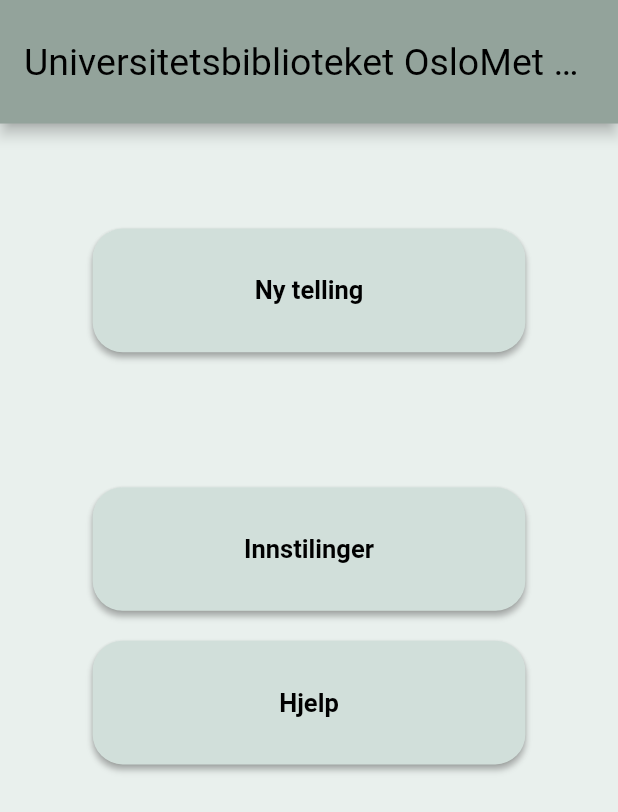
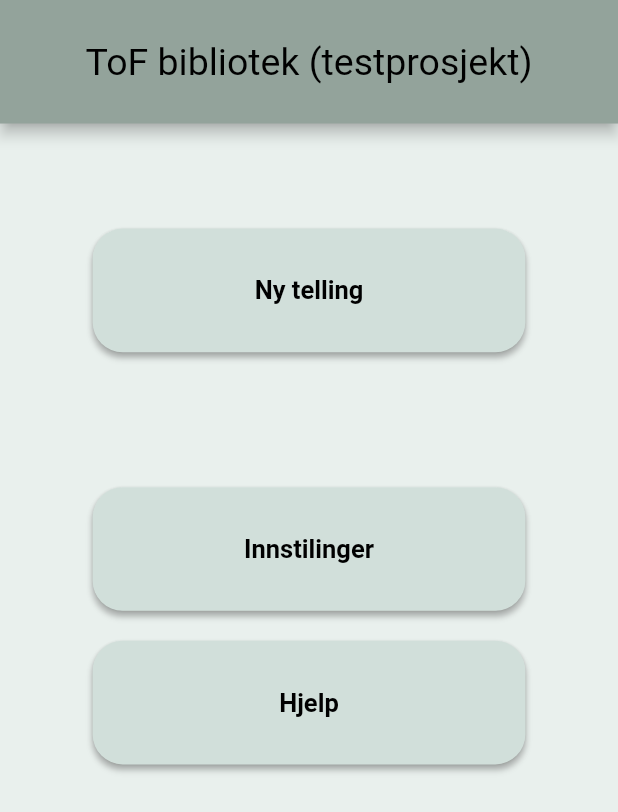
Before and after one commit to zaktaw/DATA3900-Bacheloroppgave, a Flutter app: the screen it shows after launch, on a phone screen of 412 x 824 dp. Shown: the top 812 px of the screen. Run offline on Flutter 3.47's test engine with Material 2 defaults, Android fonts, the phone set to English and light mode, and no system bars; our stand-ins replace auto_size_text, dots_indicator, fluttertoast, hive, hive_flutter; accounts and stored records are empty.

Commit message:
Update project title

```diff
--- a/lib/home_screen/homescreen.dart
+++ b/lib/home_screen/homescreen.dart
@@ -160,7 +160,7 @@ class _HomeScreenState extends State<HomeScreen> {
   @override
   Widget build(BuildContext context) {
     return Scaffold(
-      appBar: AppBar(title: Text("Universitetsbiblioteket OsloMet P48 (test)"),
+      appBar: AppBar(title: Text("ToF bibliotek (testprosjekt)"),
       centerTitle: true,
       backgroundColor: TOPBAR_COLOR,
       titleTextStyle: const TextStyle(color: TEXT_COLOR_BLACK, fontSize: HOMESCREEN_TITLE_FONTSIZE),
```
